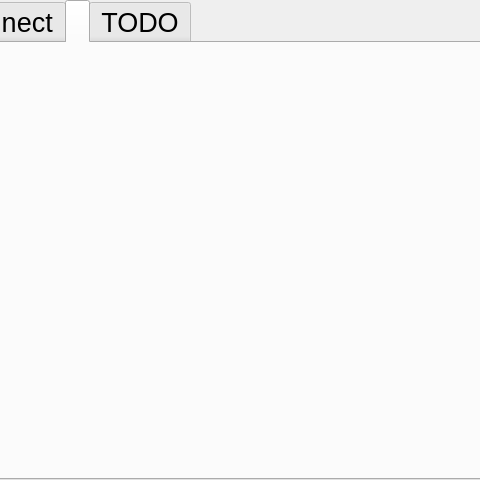
Above: Main.ui from janze92/RadioUI before the change; both pictures show x 143 to 623 and y 0 to 480 of the 800 by 480 pixel window. Below: the same form after it.
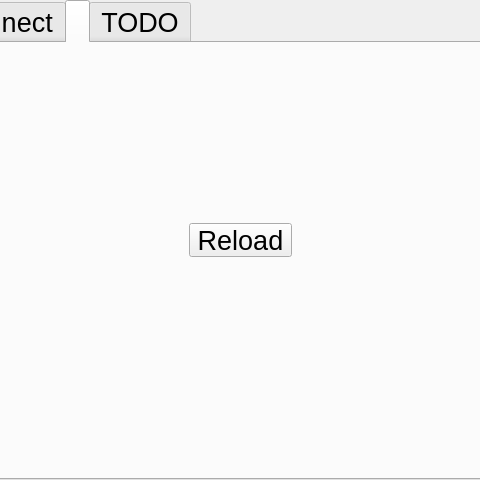
That is the form after the change. The open tabs and pages were chosen to show the change.

```diff
--- a/Main.ui
+++ b/Main.ui
@@ -267,6 +267,19 @@
      <attribute name="title">
       <string/>
      </attribute>
+     <widget class="QPushButton" name="reload">
+      <property name="geometry">
+       <rect>
+        <x>330</x>
+        <y>180</y>
+        <width>103</width>
+        <height>34</height>
+       </rect>
+      </property>
+      <property name="text">
+       <string>Reload</string>
+      </property>
+     </widget>
     </widget>
     <widget class="QWidget" name="Time">
      <property name="layoutDirection">
```
Left out of the diff: 2 changed lines with no effect on the pictures.
